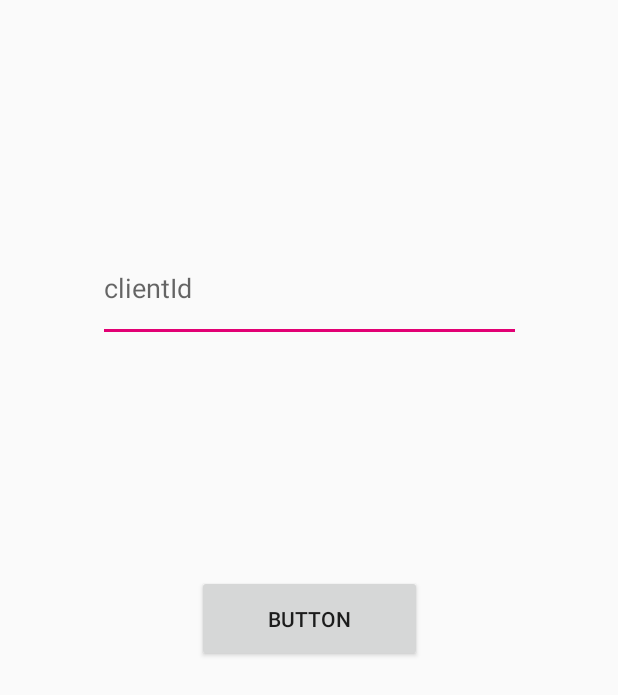
After one commit to Tinkameister/JunctionX_App, an Android app: the layout activity_log_in.xml on its own in the app's theme, with its tools: preview values and no code run, on a phone screen of 412 x 824 dp. The commit adds this screen. Shown: the top 695 px of the screen. Run offline under Robolectric (Android 15) with nearby library versions, the phone set to English and light mode, and no system bars.

Commit message:
Log In Screen Implemented

```diff
--- a/app/build.gradle
+++ b/app/build.gradle
@@ -36,8 +36,8 @@ dependencies {
     testImplementation 'junit:junit:4.12'
     androidTestImplementation 'androidx.test.ext:junit:1.1.0'
     androidTestImplementation 'androidx.test.espresso:espresso-core:3.1.1'
-        testImplementation 'junit:junit:4.12'
-        androidTestImplementation 'androidx.test.ext:junit:1.1.0'
-        androidTestImplementation 'androidx.test.espresso:espresso-core:3.1.1'
+    testImplementation 'junit:junit:4.12'
+    androidTestImplementation 'androidx.test.ext:junit:1.1.0'
+    androidTestImplementation 'androidx.test.espresso:espresso-core:3.1.1'
 
 }
--- a/app/src/main/java/com/example/myapplication/MainActivity.java
+++ b/app/src/main/java/com/example/myapplication/MainActivity.java
@@ -19,6 +19,10 @@ public class MainActivity extends AppCompatActivity {
         super.onCreate(savedInstanceState);
         setContentView(R.layout.activity_main);
 
+        Intent k = getIntent();
+        final String clientId = k.getStringExtra("userId");
+        Toast.makeText(this, clientId, Toast.LENGTH_SHORT).show();
+
         b = findViewById(R.id.mapButton);
         b.setOnClickListener(new View.OnClickListener() {
             @Override
@@ -33,6 +37,7 @@ public class MainActivity extends AppCompatActivity {
             @Override
             public void onClick(View view) {
                 Intent j = new Intent(MainActivity.this, RoomActivity.class);
+                j.putExtra("userId", clientId);
                 startActivity(j);
             }
         });
--- a/app/src/main/java/com/example/myapplication/RoomActivity.java
+++ b/app/src/main/java/com/example/myapplication/RoomActivity.java
@@ -6,6 +6,7 @@ import android.content.Intent;
 import android.os.Bundle;
 import android.view.View;
 import android.widget.Button;
+import android.widget.Toast;
 
 public class RoomActivity extends AppCompatActivity {
 
@@ -16,11 +17,16 @@ public class RoomActivity extends AppCompatActivity {
         super.onCreate(savedInstanceState);
         setContentView(R.layout.activity_room);
 
+        Intent incoming = getIntent();
+        final String clientId = incoming.getStringExtra("userId");
+        Toast.makeText(this, clientId, Toast.LENGTH_SHORT).show();
+
         d = findViewById(R.id.roomReservButton);
         d.setOnClickListener(new View.OnClickListener() {
             @Override
             public void onClick(View view) {
                 Intent k = new Intent(RoomActivity.this, ReservActivity.class);
+                k.putExtra("userId", clientId);
                 startActivity(k);
             }
         });
--- /dev/null
+++ b/app/src/main/res/layout/activity_log_in.xml
@@ -0,0 +1,30 @@
+<?xml version="1.0" encoding="utf-8"?>
+<androidx.constraintlayout.widget.ConstraintLayout xmlns:android="http://schemas.android.com/apk/res/android"
+    xmlns:app="http://schemas.android.com/apk/res-auto"
+    xmlns:tools="http://schemas.android.com/tools"
+    android:layout_width="match_parent"
+    android:layout_height="match_parent"
+    tools:context=".LogInActivity">
+
+    <Button
+        android:id="@+id/loginButton"
+        android:layout_width="150dp"
+        android:layout_height="58dp"
+        android:text="Button"
+        app:layout_constraintBottom_toBottomOf="parent"
+        app:layout_constraintEnd_toEndOf="parent"
+        app:layout_constraintStart_toStartOf="parent"
+        app:layout_constraintTop_toTopOf="parent" />
+
+    <EditText
+        android:id="@+id/loginText"
+        android:layout_width="282dp"
+        android:layout_height="72dp"
+        android:ems="10"
+        android:hint="clientId"
+        android:inputType="textPersonName"
+        app:layout_constraintBottom_toTopOf="@+id/loginButton"
+        app:layout_constraintEnd_toEndOf="parent"
+        app:layout_constraintStart_toStartOf="parent"
+        app:layout_constraintTop_toTopOf="parent" />
+</androidx.constraintlayout.widget.ConstraintLayout>
--- a/app/src/main/res/layout/activity_reserv.xml
+++ b/app/src/main/res/layout/activity_reserv.xml
@@ -27,7 +27,7 @@
             android:layout_marginRight="10dp"
             android:text="Your name: " />
 
-        <EditText
+        <TextView
             android:id="@+id/nameVariable"
             android:layout_width="wrap_content"
             android:layout_height="30dp"
```
Also changed, not shown: app/src/main/AndroidManifest.xml (+6 -3 lines), app/src/main/java/com/example/myapplication/LogInActivity.java (added, +37 -0 lines), app/src/main/java/com/example/myapplication/ReservActivity.java (+12 -6 lines).
